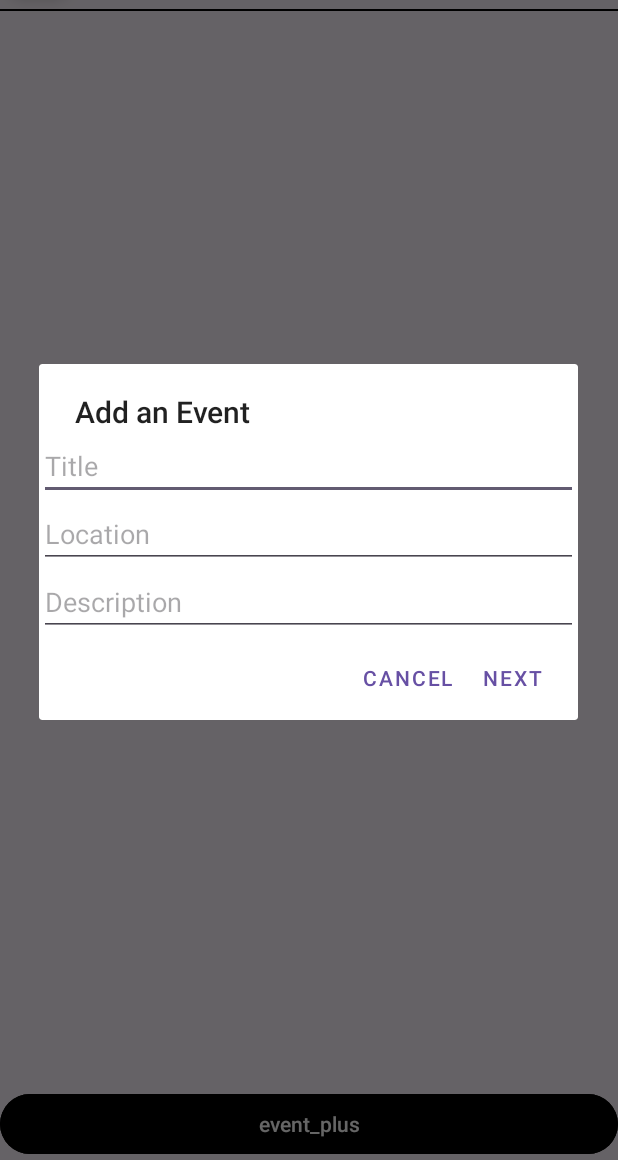
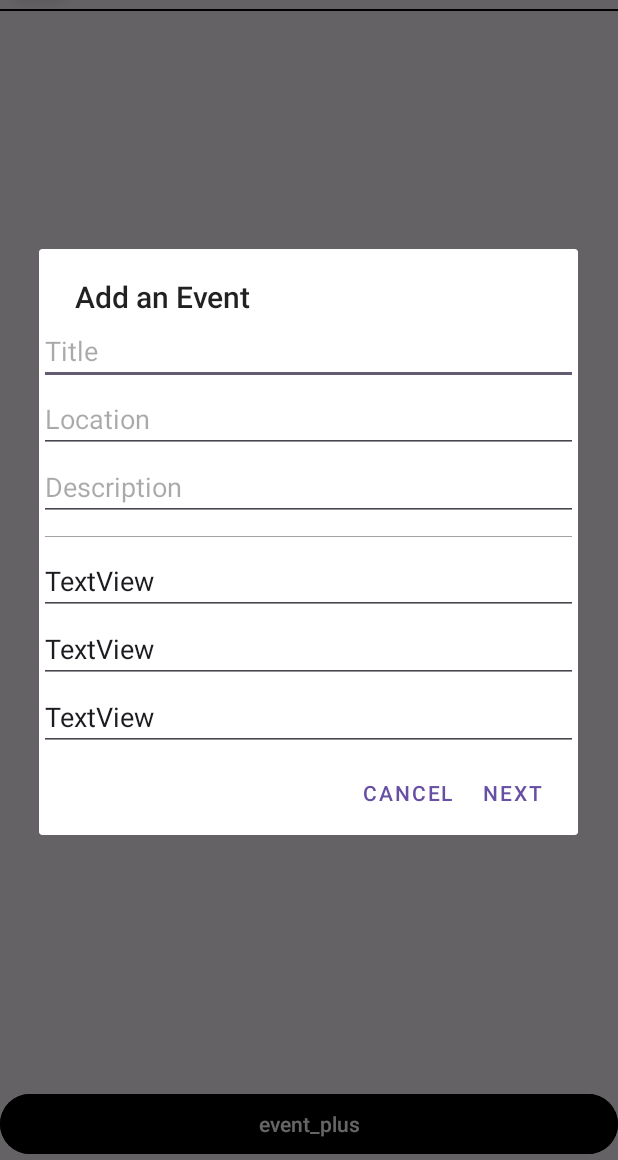
Before and after one commit to CMPUT301W24T34/SwiftCheckIn, an Android app: the OrganizerActivity screen opened directly, with no data from a screen before it, after a tap on "event_plus", on a phone screen of 412 x 824 dp, the part 76-1236 px from its top. Run offline under Robolectric (Android 15) with nearby library versions, the phone set to English and light mode, and no system bars; our stand-ins replace Firebase (no records; nobody signed in at launch, a user with empty details on screens opened directly).

```diff
--- a/app/src/main/java/com/example/swiftcheckin/AddEventFragment.java
+++ b/app/src/main/java/com/example/swiftcheckin/AddEventFragment.java
@@ -7,6 +7,7 @@ import android.os.Bundle;
 import android.view.LayoutInflater;
 import android.view.View;
 import android.widget.EditText;
+import android.widget.TextView;
 
 import androidx.annotation.NonNull;
 import androidx.annotation.Nullable;
@@ -45,6 +46,10 @@ public class AddEventFragment extends DialogFragment {
         EditText editEventTitle = view.findViewById(R.id.edit_event_title_text);
         EditText editDescriptionText = view.findViewById(R.id.edit_event_description_text);
         EditText editEventLocation = view.findViewById(R.id.edit_event_location_text);
+        EditText editEventDate = view.findViewById(R.id.edit_event_date);
+        EditText editEventStartTime = view.findViewById(R.id.edit_event_start_time);
+        EditText editEventEndTime = view.findViewById(R.id.edit_event_end_Time);
+        EditText editEventAM_PM = view.findViewById(R.id.edit_am_pm);
 //        EditText editMaxAttendees = view.findViewById(R.id.edit_max_attendees_text);
         AlertDialog.Builder builder = new AlertDialog.Builder(getContext());
         return builder
@@ -55,8 +60,14 @@ public class AddEventFragment extends DialogFragment {
                     String eventTitle = editEventTitle.getText().toString();
                     String descriptionText = editDescriptionText.getText().toString();
                     String eventLocation = editEventLocation.getText().toString();
+                    String eventDate = editEventDate.getText().toString();
+                    String eventStartTime = editEventStartTime.getText().toString();
+                    String eventEndTime = editEventEndTime.getText().toString();
+                    String eventAM_PM = editEventAM_PM.getText().toString();
+
 //                    String maxAttendees = editMaxAttendees.getText().toString();
-                    listener.addEvent(new Event(eventTitle, descriptionText, eventLocation, deviceId));
+                    listener.addEvent(new Event(eventTitle, descriptionText, eventLocation,
+                            deviceId,eventDate, eventStartTime, eventEndTime, eventAM_PM));
                 })
                 .create();
     }
--- a/app/src/main/java/com/example/swiftcheckin/MainActivity.java
+++ b/app/src/main/java/com/example/swiftcheckin/MainActivity.java
@@ -18,7 +18,7 @@ public class MainActivity extends AppCompatActivity {
     @Override
     protected void onCreate(Bundle savedInstanceState) {
         super.onCreate(savedInstanceState);
-        setContentView(R.layout.attendee_myevent);
+        setContentView(R.layout.activity_main);
         Button profileButton = findViewById(R.id.profile_button);
         profileButton.setOnClickListener(new View.OnClickListener() {
             @Override
@@ -31,7 +31,7 @@ public class MainActivity extends AppCompatActivity {
         fab.setOnClickListener(v -> {
             new SwitchModeFragment().show(getSupportFragmentManager(), "Switch Modes");
         });
-        ImageButton cameraButton = findViewById(R.id.cameraButton);
+        ImageButton cameraButton = findViewById(R.id.camera_button);
         cameraButton.setOnClickListener(new View.OnClickListener() {
             @Override
             public void onClick(View v) {
--- a/app/src/main/res/layout/activity_main.xml
+++ b/app/src/main/res/layout/activity_main.xml
@@ -69,7 +69,7 @@
     </androidx.appcompat.widget.Toolbar>
 
     <ImageButton
-        android:id="@+id/cameraButton"
+        android:id="@+id/camera_button"
         android:layout_width="87dp"
         android:layout_height="57dp"
         android:backgroundTint="@color/black"
--- a/app/src/main/res/layout/activity_profile.xml
+++ b/app/src/main/res/layout/activity_profile.xml
@@ -133,7 +133,7 @@
         app:srcCompat="@drawable/email_icon" />
 
     <ImageView
-        android:id="@+id/imageView4"
+        android:id="@+id/clock_icon"
         android:layout_width="27dp"
         android:layout_height="26dp"
         android:layout_marginStart="33dp"
--- a/app/src/main/res/layout/fragment_add_event.xml
+++ b/app/src/main/res/layout/fragment_add_event.xml
@@ -33,4 +33,36 @@
         android:hint="Description"
         android:inputType="text" />
 
+    <EditText
+        android:id="@+id/edit_event_date"
+        android:layout_width="match_parent"
+        android:layout_height="17dp"
+        android:ems="10"
+        android:text="TextView"
+        android:inputType="text"/>
+
+    <EditText
+        android:id="@+id/edit_event_start_time"
+        android:layout_width="match_parent"
+        android:layout_height="wrap_content"
+        android:ems="10"
+        android:text="TextView"
+        android:inputType="text"/>
+
+    <EditText
+        android:id="@+id/edit_event_end_Time"
+        android:layout_width="match_parent"
+        android:layout_height="wrap_content"
+        android:ems="10"
+        android:text="TextView"
+        android:inputType="text"/>
+
+    <EditText
+        android:id="@+id/edit_am_pm"
+        android:layout_width="match_parent"
+        android:layout_height="wrap_content"
+        android:ems="10"
+        android:text="TextView"
+        android:inputType="text"/>
+
 </LinearLayout>
```
Also changed, not shown: app/src/main/java/com/example/swiftcheckin/Event.java (+6 -3 lines), app/src/main/java/com/example/swiftcheckin/EventArrayAdapter.java (+7 -9 lines), app/src/main/java/com/example/swiftcheckin/OrganizerActivity.java (+9 -2 lines), app/src/main/res/layout/attendee_announcement.xml (+36 -36 lines), app/src/main/res/layout/attendee_myevent.xml (+18 -20 lines), app/src/main/res/layout/attendee_otherevent.xml (+20 -20 lines), app/src/main/res/layout/item_event.xml (+16 -16 lines).
